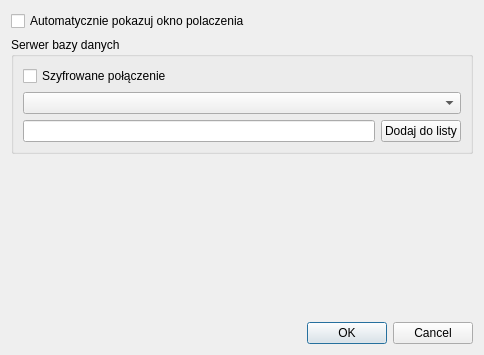
Qt form SettingsDialog.ui (konserw/koferta) before a commit.
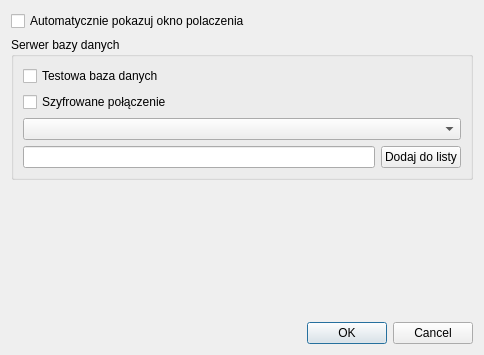
The same form after that commit.

Patch:
```diff
--- a/SettingsDialog.ui
+++ b/SettingsDialog.ui
@@ -27,6 +27,13 @@
       <string>Serwer bazy danych</string>
      </property>
      <layout class="QVBoxLayout" name="verticalLayout">
+      <item>
+       <widget class="QCheckBox" name="checkBox_testDB">
+        <property name="text">
+         <string>Testowa baza danych</string>
+        </property>
+       </widget>
+      </item>
       <item>
        <widget class="QCheckBox" name="ssl_checkBox">
         <property name="text">
```
